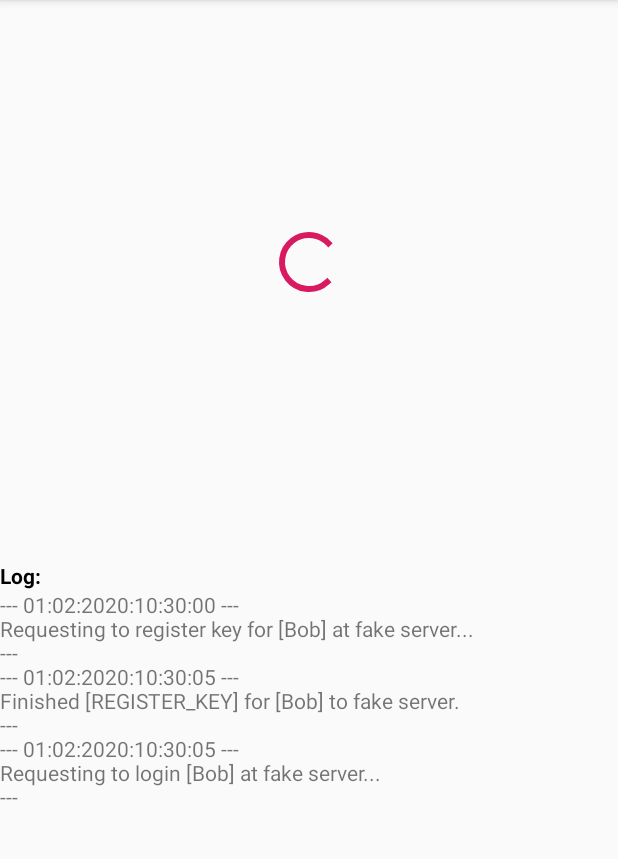
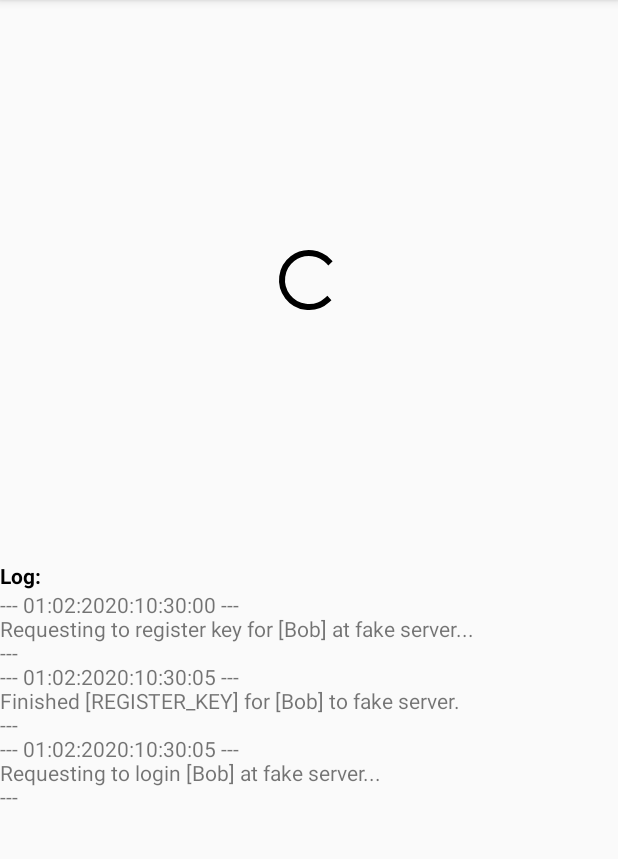
Before and after one commit to fabiocolacio/Quicksilver, an Android app: the screen it shows after launch (MainActivity), on a phone screen of 412 x 824 dp, the part 84-943 px from its top. Run offline under Robolectric (Android 15) with nearby library versions, the phone set to English and light mode, and no system bars; 1 statement that could not run was skipped.

Commit message:
Improved transition from indeterminate progress bar to check mark upon login completion

```diff
--- a/app/src/main/java/com/example/quicksilver/UI/View.kt
+++ b/app/src/main/java/com/example/quicksilver/UI/View.kt
@@ -2,9 +2,9 @@ package com.example.quicksilver.UI
 
 import android.graphics.drawable.AnimatedVectorDrawable
 import android.util.Log
-import android.view.View.INVISIBLE
-import android.view.View.VISIBLE
+import android.view.View.*
 import android.widget.ImageView
+import android.widget.ProgressBar
 import android.widget.TextView
 import androidx.vectordrawable.graphics.drawable.AnimatedVectorDrawableCompat
 import com.example.quicksilver.MainActivity
@@ -22,12 +22,14 @@ class View (ctx : MainActivity, var model : Model) : Observer {
     private var oldModelInfo : OldModelInfo
     private var textDisplay : TextView
     private var imageCheck : ImageView
+    private var barIndeterminate : ProgressBar
 
     init {
         oldModelInfo = OldModelInfo(-1)
         textDisplay = ctx.findViewById(R.id.text_display)
         imageCheck = ctx.findViewById(R.id.image_check)
-        imageCheck.visibility = INVISIBLE
+        barIndeterminate = ctx.findViewById(R.id.bar_indeterminate)
+        imageCheck.visibility = GONE
     }
 
     override fun update(o: Observable?, arg: Any?) {
@@ -53,6 +55,7 @@ class View (ctx : MainActivity, var model : Model) : Observer {
     }
 
     private fun animateImageCheck() {
+        barIndeterminate.visibility = GONE
         imageCheck.visibility = VISIBLE
         if (imageCheck.drawable is AnimatedVectorDrawable) {
             val avd = imageCheck.drawable as AnimatedVectorDrawable
--- a/app/src/main/res/layout/activity_main.xml
+++ b/app/src/main/res/layout/activity_main.xml
@@ -20,9 +20,11 @@
             android:gravity="center">
 
             <ProgressBar
-                android:id="@+id/indeterminateBar"
+                android:id="@+id/bar_indeterminate"
                 android:layout_width="wrap_content"
                 android:layout_height="wrap_content"
+                android:indeterminateTint="#000000"
+                android:indeterminateTintMode="src_in"
                 app:layout_constraintBottom_toBottomOf="parent"
                 app:layout_constraintLeft_toLeftOf="parent"
                 app:layout_constraintRight_toRightOf="parent"
@@ -33,6 +35,7 @@
                 android:layout_width="wrap_content"
                 android:layout_height="wrap_content"
                 app:srcCompat="@drawable/check_anim" />
+
         </LinearLayout>
 
         <TextView
```
